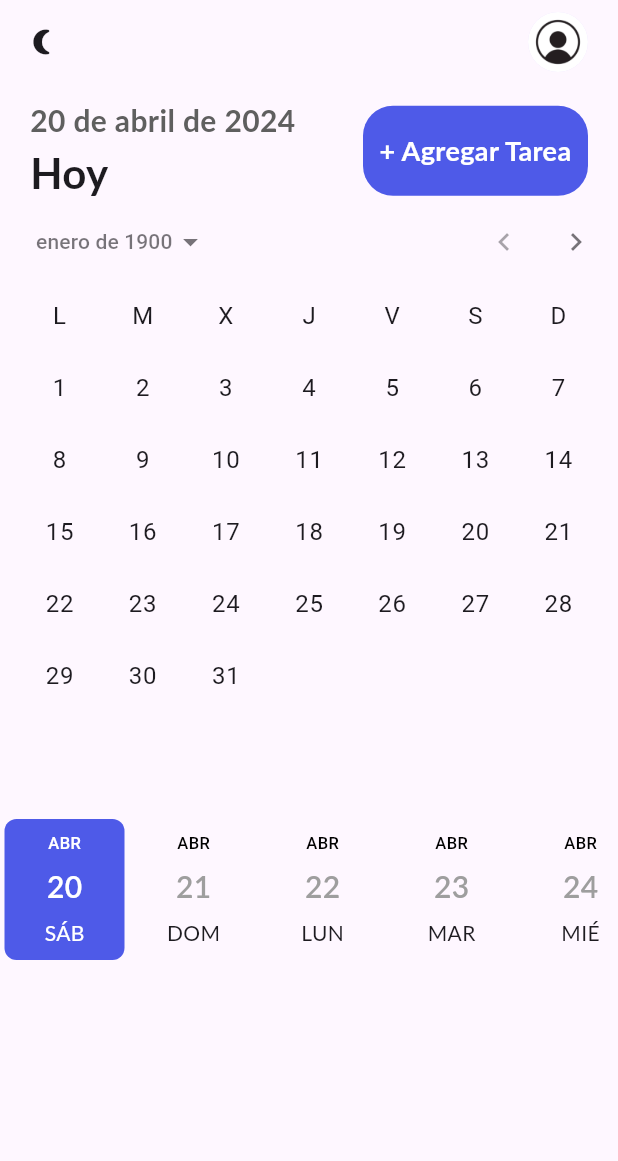
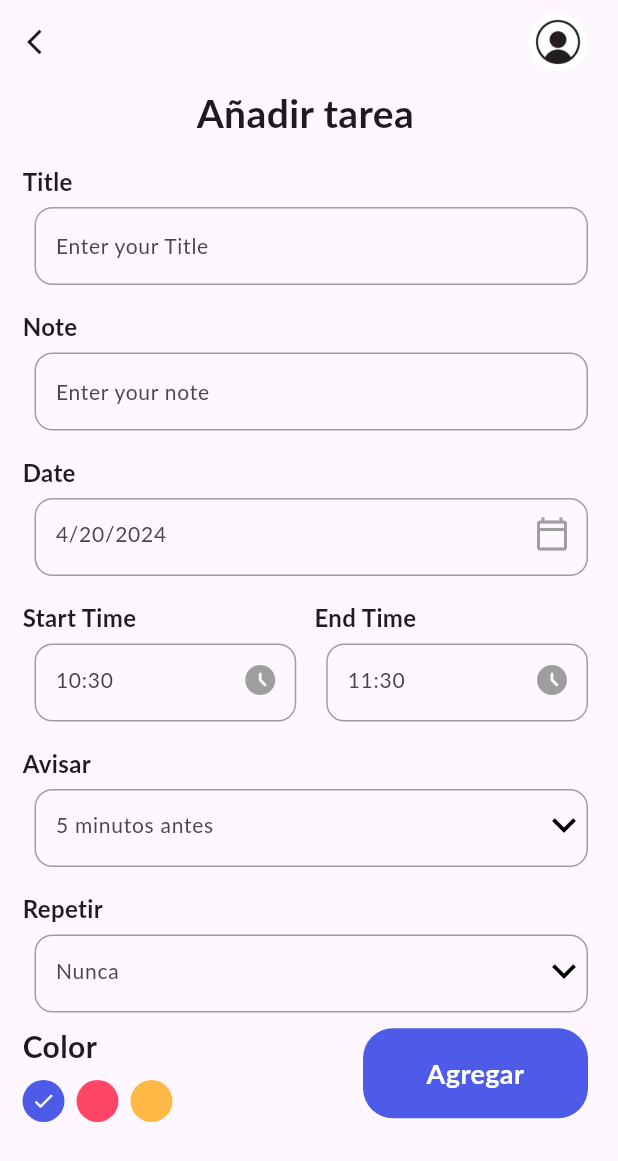
Before and after one commit to Elerij777/Calendario-Flutter, a Flutter app: the screen it shows after launch, after a tap on "+ Agregar Tarea", on a phone screen of 412 x 824 dp. Shown: the top 1161 px of the screen. Run offline on Flutter 3.47's test engine with Material 3 defaults, Android fonts, the phone set to English and light mode, and no system bars; drawn by our look-alikes of date_picker_timeline; our stand-ins replace flutter_local_notifications, get, get_storage, sqflite; accounts and stored records are empty; Roboto replaces fonts that are missing (Lato).

Commit message:
avance de diseño y base de datos

```diff
--- /dev/null
+++ b/notification_app/lib/controllers/task_controller.dart
@@ -0,0 +1,14 @@
+import 'package:get/get.dart';
+import 'package:notification_app/db/db_helper.dart';
+import 'package:notification_app/models/task.dart';
+
+class TaskControllers extends GetxController {
+  @override
+  void onReady() {
+    super.onReady();
+  }
+
+  Future<int> addTask({Task? task}) async {
+    return await DBHelper.insert(task);
+  }
+}
--- /dev/null
+++ b/notification_app/lib/db/db_helper.dart
@@ -0,0 +1,41 @@
+
+
+import 'package:notification_app/models/task.dart';
+import 'package:sqflite/sqflite.dart';
+
+class DBHelper {
+  static Database? _db;
+  static final int _version = 1;
+  static final String _tableName = "tasks";
+
+  static Future<void> initDB() async {
+    if (_db != null) return;
+
+    try {
+      String _path = await getDatabasesPath() + 'task.db';
+      _db = await openDatabase(
+        _path,
+        version: _version,
+        onCreate: (db, version) {
+          print("creating a new one");
+          return db.execute(
+            "CREATE TABLE $_tableName("
+            "id INTEGER PRIMARY KEY AUTOINCREMENT,"
+            "title STRING, note TEXT, date STRING,"
+            "startTime STRING, endTime STRING,"
+            "remind INTEGER, repeat STRING,"
+            "color INTEGER,"
+            "isCompleted INTEGER)",
+          );
+        },
+      );
+    } catch (e) {
+      print(e);
+    }
+  }
+
+  static Future<int> insert(Task? task) async {
+    print("Insert Function");
+    return await _db?.insert(_tableName, task!.toJson())??1;
+  }
+}
--- a/notification_app/lib/main.dart
+++ b/notification_app/lib/main.dart
@@ -2,6 +2,7 @@ import 'package:flutter/material.dart';
 import 'package:flutter_localizations/flutter_localizations.dart';
 import 'package:get/get_navigation/src/root/get_material_app.dart';
 import 'package:get_storage/get_storage.dart';
+import 'package:notification_app/db/db_helper.dart';
 import 'package:notification_app/ui/home_page.dart';
 import 'package:notification_app/ui/services/theme_services.dart';
 import 'package:notification_app/ui/theme.dart';
@@ -23,6 +24,7 @@ Future<void> main() async {
   // Inicialización de GetStorage
   WidgetsFlutterBinding.ensureInitialized();
   WidgetsFlutterBinding.ensureInitialized();
+  await DBHelper.initDB() ;
   await GetStorage.init();
   runApp(MyApp());
 }
--- /dev/null
+++ b/notification_app/lib/models/task.dart
@@ -0,0 +1,52 @@
+class Task {
+  int? id;
+  String? title;
+  String? note;
+  int? isCompleted;
+  String? date;
+  String? starTime;
+  String? endTime;
+  int? color;
+  int? reminder;
+  String? repeat;
+  Task(
+      {this.id,
+      this.title,
+      this.note,
+      this.isCompleted,
+      this.date,
+      this.starTime,
+      this.endTime,
+      this.color,
+      this.reminder,
+      this.repeat});
+  Task.fromJson(Map<String, dynamic> json) {
+    id = json['id'];
+    title = json['title'];
+    note = json['data'];
+    isCompleted = json['isCompleted'];
+    date  = json['date'];
+    starTime = json['start_time'];
+    endTime = json['end_time'];
+    color = json['color'];
+    reminder = json['reminder'];
+    repeat = json['repeat'];
+  }
+
+  Map<String, dynamic> toJson(){
+    final Map <String,dynamic> data =new Map <String, dynamic>();
+    data['id']=this.id;
+    data['title']=this.title;
+    data['data']=this.note;
+    data['isCompleted']=this.isCompleted;
+    data['date']=this.date;
+    data['start_time']=this.starTime;
+    data['end_time']=this.endTime;
+    data ['color']=this.color;
+    data ['reminder']=this.reminder;
+    data ['repeat']=this.repeat;
+
+    return data;
+
+  }
+}
--- a/notification_app/lib/ui/home_page.dart
+++ b/notification_app/lib/ui/home_page.dart
@@ -7,6 +7,7 @@ import 'package:intl/intl.dart';
 import 'package:notification_app/ui/services/notification_services.dart';
 import 'package:notification_app/ui/services/theme_services.dart';
 import 'package:notification_app/ui/theme.dart';
+import 'package:notification_app/ui/widgets/add_task_bar.dart';
 import 'package:notification_app/ui/widgets/custome_buttom.dart';
 
 //import 'package:notification_app/ui/theme.dart';
@@ -36,6 +37,7 @@ class _HomePageState extends State<HomePage> {
   Widget build(BuildContext context) {
     return Scaffold(
       appBar: _appBar(),
+      backgroundColor: context.theme.colorScheme.background,
       body: Column(
         children: [
           Row(
@@ -75,7 +77,7 @@ class _HomePageState extends State<HomePage> {
                       ),
                       CustomButton(
                         text: '+ Agregar Tarea',
-                        onTap: () => null,
+                        onTap: () => Get.to(const AddTaskPage()),
                       ),
                     ],
                   ),
@@ -83,6 +85,8 @@ class _HomePageState extends State<HomePage> {
               ),
             ],
           ),
+/*
+//2 calendario extenso
           Localizations.override(
             context: context,
             locale: const Locale('es'),
@@ -97,9 +101,19 @@ class _HomePageState extends State<HomePage> {
               },
             ),
           ),
+*/
           _addTaskBar(),
-          Container(
-            margin: const EdgeInsets.only(top: 20.0, bottom: 20.0),
+          _addDateBar(),
+        ],
+      ),
+    );
+  }
+
+//calendario
+  _addDateBar() {
+    //calendario del video
+    return Container(
+      margin: const EdgeInsets.only(top: 20.0, left: 5, bottom: 20.0),
       child: DatePicker(
         DateTime.now(),
         height: 100,
@@ -107,19 +121,27 @@ class _HomePageState extends State<HomePage> {
         initialSelectedDate: DateTime.now(),
         selectionColor: primaryClr,
         selectedTextColor: Colors.white,
+        //dia
         dayTextStyle: const TextStyle(
           fontFamily: 'Lato',
         ),
+        //fecha
         dateTextStyle: const TextStyle(
           fontFamily: 'Lato',
           fontSize: 20,
           fontWeight: FontWeight.w600,
           color: Colors.grey,
         ),
+        //mes
+        monthTextStyle: const TextStyle(
+          fontFamily: 'Lato',
+          fontSize: 14,
+          fontWeight: FontWeight.w600,
+          color: Colors.grey,
+        ),
         locale: 'es', // Establecer el idioma a español
-            ),
-          ),
-        ],
+        onDateChange: (date) {
+        },
       ),
     );
   }
@@ -128,6 +150,7 @@ class _HomePageState extends State<HomePage> {
     return Container();
   }
 
+//parte superior de la app
   _appBar() {
     return AppBar(
       elevation: 0,
--- a/notification_app/lib/ui/theme.dart
+++ b/notification_app/lib/ui/theme.dart
@@ -1,5 +1,5 @@
 import 'package:flutter/material.dart';
-//import 'package:google_fonts/google_fonts.dart';
+
 
 const Color bluishClr = Color(0xFF4e5ae8);
 const Color yellowClr = Color(0xFFFFB746);
@@ -25,21 +25,3 @@ class Themes {
     ),
   );
 }
-/*
-TextStyle get subHeadingStyle {
-  return GoogleFonts.lato(
-    textStyle: const TextStyle(
-      fontSize: 24,
-      fontWeight:FontWeight.bold
-    )
-  );
-}
-TextStyle get headingStyle {
-  return GoogleFonts.lato(
-    textStyle: const TextStyle(
-      fontSize: 30,
-      fontWeight:FontWeight.bold
-    )
-  );
-}
-*/
--- /dev/null
+++ b/notification_app/lib/ui/widgets/add_task_bar.dart
@@ -0,0 +1,356 @@
+import 'package:flutter/material.dart';
+import 'package:get/get.dart';
+import 'package:intl/intl.dart';
+import 'package:notification_app/controllers/task_controller.dart';
+import 'package:notification_app/models/task.dart';
+import 'package:notification_app/ui/theme.dart';
+import 'package:notification_app/ui/widgets/custome_buttom.dart';
+import 'package:notification_app/ui/widgets/input_field.dart';
+
+class AddTaskPage extends StatefulWidget {
+  const AddTaskPage({Key? key}) : super(key: key);
+
+  @override
+  State<AddTaskPage> createState() => _AddTaskPageState();
+}
+
+class _AddTaskPageState extends State<AddTaskPage> {
+  final TaskControllers _taskController = Get.put(TaskControllers());
+  final TextEditingController _titleController = TextEditingController();
+  final TextEditingController _noteControlles = TextEditingController();
+  DateTime _selectedDate = DateTime.now();
+  // Configura el tiempo actual y agrega una hora para el tiempo de finalización predeterminado
+  String _endTime = DateFormat("HH:mm").format(
+    DateTime.now().add(const Duration(hours: 1)),
+  );
+
+  // Configura el tiempo de inicio en formato de 24 horas
+  String _starTime = DateFormat("HH:mm").format(DateTime.now());
+  int _selectedRemind = 5;
+  List<int> remindList = [5, 10, 15, 20];
+  String _selectedRepeat = "Nunca";
+  List<String> repeatList = ["Nunca", "Diario", "Cada Semana", "Cada Mes"];
+  int _selectedColor = 0;
+
+  @override
+  Widget build(BuildContext context) {
+    return Scaffold(
+      backgroundColor: context.theme.colorScheme.background,
+      appBar: _appBar(context),
+      body: Container(
+        padding: const EdgeInsets.only(left: 15, right: 20),
+        child: SingleChildScrollView(
+          child: Column(
+            children: [
+              const Text(
+                "Añadir tarea",
+                style: TextStyle(
+                  fontSize: 26.0,
+                  fontWeight: FontWeight.bold,
+                  fontFamily: 'Lato',
+                ),
+              ),
+              //Titulo
+              MyInputField(
+                title: "Title",
+                hint: "Enter your Title",
+                controller: _titleController,
+              ),
+              //nota
+              MyInputField(
+                title: "Note",
+                hint: "Enter your note",
+                controller: _noteControlles,
+              ),
+              //fecha
+              MyInputField(
+                title: "Date",
+                hint: DateFormat.yMd().format(_selectedDate),
+                widget: IconButton(
+                  icon: const Icon(
+                    Icons.calendar_today_outlined,
+                    color: Colors.grey,
+                  ),
+                  onPressed: _getDateFromUser,
+                ),
+              ),
+              //Tiempo
+              Row(
+                children: [
+                  Expanded(
+                    child: MyInputField(
+                      title: "Start Time",
+                      hint: _starTime,
+                      widget: IconButton(
+                        onPressed: () => _getTimeFromUser(isStartTime: true),
+                        icon: const Icon(
+                          Icons.access_time_filled_rounded,
+                          color: Colors.grey,
+                        ),
+                      ),
+                    ),
+                  ),
+                  const SizedBox(
+                    width: 12,
+                  ),
+                  Expanded(
+                    child: MyInputField(
+                      title: "End Time",
+                      hint: _endTime,
+                      widget: IconButton(
+                        onPressed: () => _getTimeFromUser(isStartTime: false),
+                        icon: const Icon(
+                          Icons.access_time_filled_rounded,
+                          color: Colors.grey,
+                        ),
+                      ),
+                    ),
+                  ),
+                ],
+              ),
+              //avisas a x tiempo
+              MyInputField(
+                title: "Avisar",
+                hint: "$_selectedRemind minutos antes",
+                widget: DropdownButton<int>(
+                  icon: Icon(
+                    Icons.keyboard_arrow_down,
+                    color: Theme.of(context).brightness == Brightness.dark
+                        ? Colors.white
+                        : Colors.black,
+                  ),
+                  iconSize: 32,
+                  elevation: 4,
+                  style: TextStyle(
+                    fontSize: 20.0,
+                    fontWeight: FontWeight.normal,
+                    fontFamily: 'Lato',
+                    color: Theme.of(context).brightness == Brightness.dark
+                        ? Colors.white
+                        : Colors.black,
+                  ),
+                  underline: Container(height: 0),
+                  onChanged: (int? newValue) {
+                    setState(() {
+                      _selectedRemind = newValue ?? _selectedRemind;
+                    });
+                  },
+                  items: remindList.map((int value) {
+                    return DropdownMenuItem<int>(
+                      value: value,
+                      child: Text(
+                        value.toString(),
+                        style: TextStyle(
+                          color: Theme.of(context).brightness == Brightness.dark
+                              ? Colors.white
+                              : Colors.black,
+                        ),
+                      ),
+                    );
+                  }).toList(),
+                ),
+              ),
+              //repetir
+              MyInputField(
+                title: "Repetir",
+                hint: _selectedRepeat,
+                widget: DropdownButton<String>(
+                  icon: Icon(
+                    Icons.keyboard_arrow_down,
+                    color: Theme.of(context).brightness == Brightness.dark
+                        ? Colors.white
+                        : Colors.black,
+                  ),
+                  iconSize: 32,
+                  elevation: 4,
+                  style: TextStyle(
+                    fontSize: 20.0,
+                    fontWeight: FontWeight.normal,
+                    fontFamily: 'Lato',
+                    color: Theme.of(context).brightness == Brightness.dark
+                        ? Colors.white
+                        : Colors.black,
+                  ),
+                  underline: Container(height: 0),
+                  onChanged: (String? newValue) {
+                    setState(() {
+                      _selectedRepeat = newValue ?? _selectedRepeat;
+                    });
+                  },
+                  items: repeatList.map((String value) {
+                    return DropdownMenuItem<String>(
+                      value: value,
+                      child: Text(
+                        value,
+                        style: TextStyle(
+                          color: Theme.of(context).brightness == Brightness.dark
+                              ? Colors.white
+                              : Colors.black,
+                        ),
+                      ),
+                    );
+                  }).toList(),
+                ),
+              ),
+              const SizedBox(height: 8.0),
+              //color
+              Row(
+                mainAxisAlignment: MainAxisAlignment.spaceBetween,
+                crossAxisAlignment: CrossAxisAlignment.center,
+                children: [
+                  _colorPallete(),
+                  CustomButton(
+                    text: 'Agregar',
+                    onTap: () => _validate(),
+                  ),
+                ],
+              ),
+            ],
+          ),
+        ),
+      ),
+    );
+  }
+
+  _validate() {
+    if (_titleController.text.isNotEmpty && _noteControlles.text.isNotEmpty) {
+      _addTaskToDb();
+      // Acción a realizar si ambos campos están llenos, como agregar a la base de datos
+      Get.back(); // Regresar a la pantalla anterior después de la acción
+    } else {
+      // Si uno de los campos está vacío, mostrar un mensaje de advertencia
+      Get.snackbar(
+        "Requerido",
+        "El título y la nota son necesarios",
+        snackPosition: SnackPosition.BOTTOM,
+        backgroundColor: Colors.redAccent, // Cambio de color para indicar error
+        colorText: Colors.white, // Para mayor legibilidad
+        icon: const Icon(Icons.warning_amber_rounded,
+            color: Colors.white), // Icono de advertencia
+      );
+    }
+  }
+
+  _addTaskToDb() async {
+    int value = await _taskController.addTask(
+      task: Task(
+        title: _titleController.text,
+        note: _noteControlles.text,
+        date: DateFormat.yMd().format(_selectedDate),
+        starTime: _starTime,
+        endTime: _endTime,
+        reminder: _selectedRemind,
+        repeat: _selectedRepeat,
+        color: _selectedColor,
+        isCompleted: 0,
+      ),
+    );
+    print("mi id es $value");
+  }
+
+  _colorPallete() {
+    return Column(
+      crossAxisAlignment: CrossAxisAlignment.start,
+      children: [
+        const Text(
+          "Color",
+          style: TextStyle(
+            fontSize: 20.0,
+            fontWeight: FontWeight.bold,
+            fontFamily: 'Lato',
+          ),
+        ),
+        const SizedBox(height: 8.0),
+        Wrap(
+            children: List<Widget>.generate(3, (int index) {
+          return GestureDetector(
+            onTap: () {
+              setState(() {
+                _selectedColor = index;
+                //print(index);
+              });
+            },
+            child: Padding(
+              padding: const EdgeInsets.only(right: 8.0),
+              child: CircleAvatar(
+                radius: 14,
+                backgroundColor: index == 0
+                    ? primaryClr
+                    : index == 1
+                        ? pinkClr
+                        : yellowClr,
+                child: _selectedColor == index
+                    ? const Icon(Icons.done, color: Colors.white, size: 16)
+                    : Container(),
+              ),
+            ),
+          );
+        })),
+      ],
+    );
+  }
+
+  _appBar(BuildContext context) {
+    return AppBar(
+      elevation: 0,
+      backgroundColor: context.theme.colorScheme.background,
+      leading: GestureDetector(
+        onTap: () => Get.back(),
+        child: const Icon(
+          Icons.arrow_back_ios,
+          size: 20,
+        ),
+      ),
+      actions: const [
+        CircleAvatar(
+          backgroundImage: AssetImage("assets/images/profile.jpg"),
+        ),
+        SizedBox(
+          width: 20,
+        ),
+      ],
+    );
+  }
+
+  _getDateFromUser() async {
+    DateTime? _pickerDate = await showDatePicker(
+        context: context,
+        initialDate: DateTime.now(),
+        firstDate: DateTime(2015),
+        lastDate: DateTime(2124));
+    if (_pickerDate != null) {
+      setState(() {
+        _selectedDate = _pickerDate;
+      });
+    } else {
+      print("no válido");
+    }
+  }
+
+  Future<void> _getTimeFromUser({required bool isStartTime}) async {
+    TimeOfDay? pickedTime = await _showTimePicker();
+
+    if (pickedTime == null) {
+      print("Tiempo cancelado");
+    } else {
+      String _formattedTime = pickedTime.format(context);
+      setState(() {
+        if (isStartTime) {
+          _starTime = _formattedTime;
+        } else {
+          _endTime = _formattedTime;
+        }
+      });
+    }
+  }
+
+  Future<TimeOfDay?> _showTimePicker() {
+    return showTimePicker(
+      context: context,
+      initialTime: TimeOfDay(
+        hour: int.parse(_starTime.split(":")[0]),
+        minute: int.parse(_starTime.split(":")[1].split(" ")[0]),
+      ),
+    );
+  }
+}
--- /dev/null
+++ b/notification_app/lib/ui/widgets/input_field.dart
@@ -0,0 +1,100 @@
+import 'package:flutter/material.dart';
+//import 'package:flutter/cupertino.dart';
+import 'package:get/get.dart';
+//import '../theme.dart';
+
+class MyInputField extends StatelessWidget {
+  final String title;
+  final String hint;
+  final TextEditingController? controller;
+  final Widget? widget;
+
+  const MyInputField(
+      {Key? key,
+      required this.title,
+      required this.hint,
+      this.controller,
+      this.widget})
+      : super(key: key);
+
+  @override
+  Widget build(BuildContext context) {
+    return Container(
+        margin: const EdgeInsets.only(top: 16),
+        child: Column(
+          crossAxisAlignment: CrossAxisAlignment.start,
+          children: [
+            Text(
+              title,
+              style: const TextStyle(
+                fontSize: 16.0,
+                fontWeight: FontWeight.bold,
+                fontFamily: 'Lato',
+              ),
+            ),
+            Container(
+              height: 52,
+              margin: const EdgeInsets.only(top: 6.0),
+              padding: const EdgeInsets.only(left: 8),
+              child: Stack(
+                children: [
+                  // Container con los bordes grises
+                  Container(
+                    height: double.infinity,
+                    width: double.infinity,
+                    decoration: BoxDecoration(
+                      border: Border.all(
+                        color: Colors.grey,
+                        width: 1.0,
+                      ),
+                      borderRadius: BorderRadius.circular(12),
+                    ),
+                  ),
+                  // Container con color de fondo transparente
+                  Container(
+                    color: Colors.transparent, // Fondo transparente
+                    padding: const EdgeInsets.only(left: 14),
+                    child: Row(
+                      children: [
+                        Expanded(
+                          child: TextFormField(
+                            readOnly: widget == null ? false : true,
+                            autofocus: false,
+                            cursorColor: Get.isDarkMode
+                                ? Colors.grey[100]
+                                : Colors.grey[700],
+                            controller: controller,
+                            style: const TextStyle(
+                              fontSize: 14.0,
+                              fontWeight: FontWeight.w400,
+                              fontFamily: 'Lato',
+                            ),
+                            decoration: InputDecoration(
+                              hintText: hint,
+                              hintStyle: const TextStyle(
+                                fontSize: 14.0,
+                                fontWeight: FontWeight.w400,
+                                fontFamily: 'Lato',
+                              ),
+                              focusedBorder: const UnderlineInputBorder(
+                                borderSide:
+                                    BorderSide.none, // Sin bordes al enfocar
+                              ),
+                              enabledBorder: const UnderlineInputBorder(
+                                borderSide: BorderSide
+                                    .none, // Sin bordes cuando está habilitado
+                              ),
+                            ),
+                          ),
+                        ),
+                        widget==null?Container():Container(child: widget,)
+                      ],
+                    ),
+                  ),
+                ],
+              ),
+            )
+          ],
+        ));
+  }
+}
--- a/notification_app/pubspec.yaml
+++ b/notification_app/pubspec.yaml
@@ -39,6 +39,7 @@ dependencies:
   get:
   intl:
   date_picker_timeline: ^1.0.0
+  sqflite:
   google_fonts:
   flutter_local_notifications:
   flutter_localizations:
```
Also changed, not shown: notification_app/pubspec.lock, 1 other file. Lines whose indentation alone changed are shown as unchanged.
